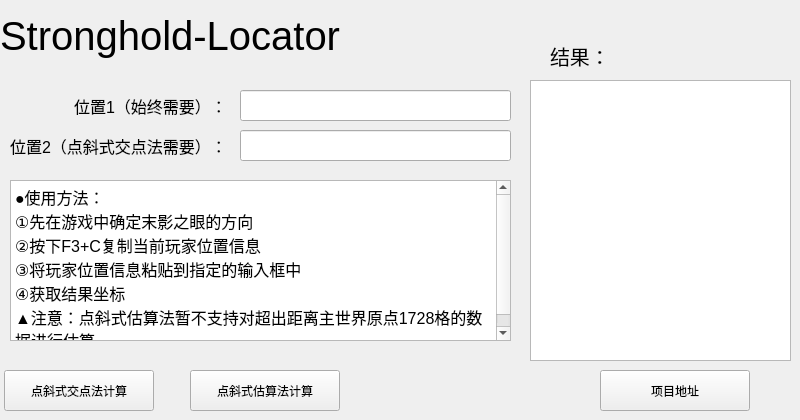
Shrans/Stronghold-Locator, file qtgui.ui: the form before one commit.
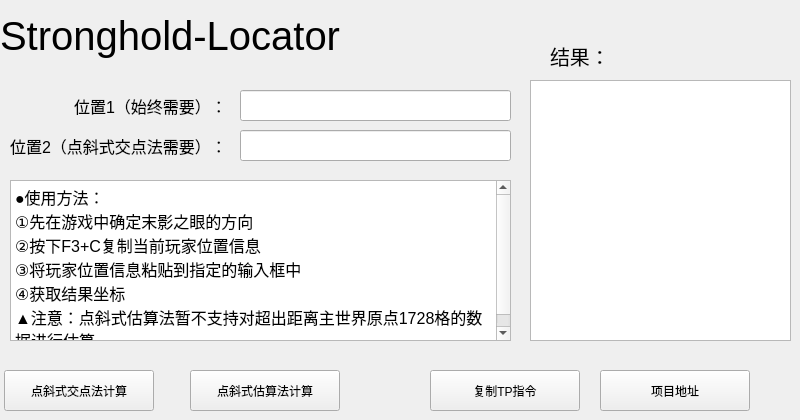
The form after the commit.

```diff
--- a/qtgui.ui
+++ b/qtgui.ui
@@ -158,7 +158,7 @@
       <x>530</x>
       <y>80</y>
       <width>261</width>
-      <height>281</height>
+      <height>261</height>
      </rect>
     </property>
    </widget>
@@ -180,6 +180,19 @@
      <string>结果：</string>
     </property>
    </widget>
+   <widget class="QPushButton" name="copy_tp">
+    <property name="geometry">
+     <rect>
+      <x>430</x>
+      <y>370</y>
+      <width>150</width>
+      <height>41</height>
+     </rect>
+    </property>
+    <property name="text">
+     <string>复制TP指令</string>
+    </property>
+   </widget>
    <zorder>print_out</zorder>
    <zorder>label</zorder>
    <zorder>textBrowser</zorder>
```
Left out of the diff: 1 changed line with no effect on the pictures.
